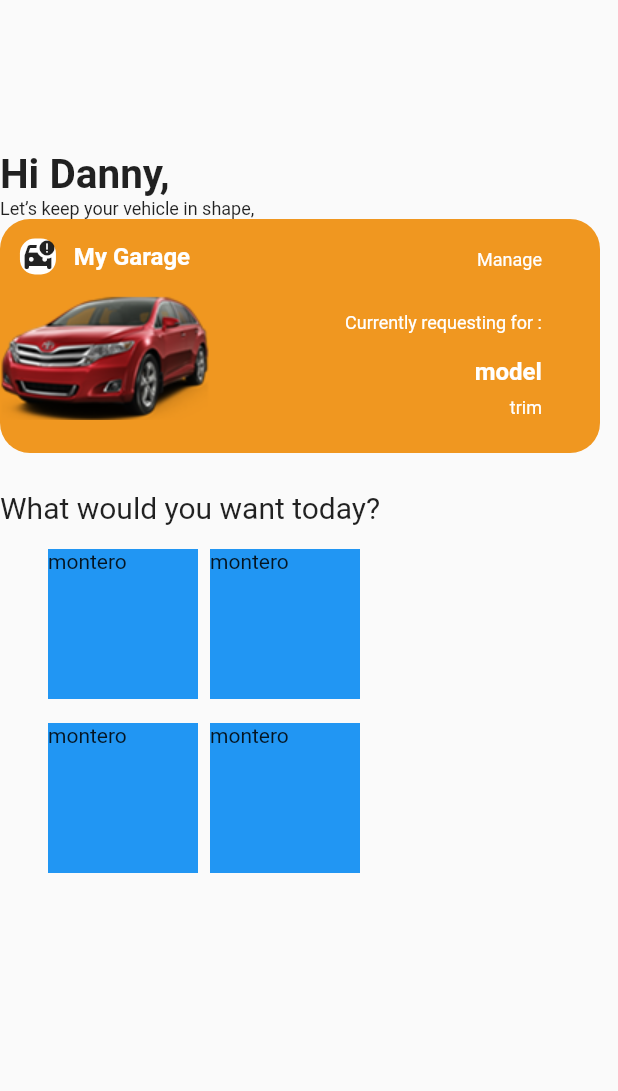
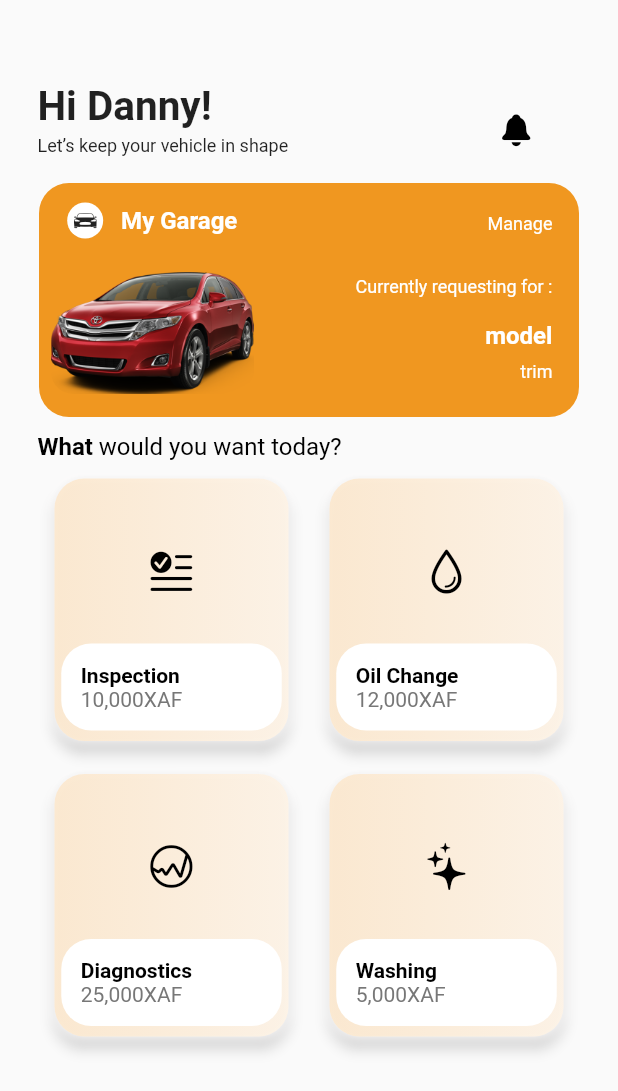
Before and after one commit to sinetakih/new-nesco, a Flutter app: the HomeScreen screen opened directly, on a phone screen of 412 x 824 dp. Shown: the top 1091 px of the screen. Run offline on Flutter 3.47's test engine with Material 2 defaults, Android fonts, the phone set to English and light mode, and no system bars; our stand-ins replace dartz, firebase_core, google_nav_bar, shared_preferences; accounts and stored records are empty; Roboto replaces fonts that are missing (Lato-Bold, Lato-Regular).

Commit message:
Homescreen done

```diff
--- a/lib/main.dart
+++ b/lib/main.dart
@@ -3,13 +3,17 @@ import 'package:flutter/material.dart';
 import 'package:nesco/firebase_options.dart';
 import 'package:nesco/provider/vin_provider.dart';
 import 'package:nesco/repository/vin_repository.dart';
+import 'package:nesco/screens/HomeNavigation.dart';
 import 'package:nesco/screens/addvehicle.dart';
+import 'package:nesco/screens/homescreen.dart';
+import 'package:nesco/screens/onboarding/onboarding_one.dart';
 import 'package:nesco/service/api/api.client.dart';
 import 'package:nesco/service/api/vin.service.dart';
 import 'package:provider/provider.dart';
 
 void main() async {
   WidgetsFlutterBinding.ensureInitialized();
+
   await Firebase.initializeApp(options: DefaultFirebaseOptions.currentPlatform);
   runApp(const NescoHome());
 }
@@ -45,7 +49,7 @@ class _NescoHomeState extends State<NescoHome> {
       child: const MaterialApp(
           debugShowCheckedModeBanner: false,
           title: "Nesco",
-          home: AddVehicle()),
+          home: HomeNavigation()),
     );
   }
 }
--- /dev/null
+++ b/lib/screens/HomeNavigation.dart
@@ -0,0 +1,76 @@
+// ignore_for_file: prefer_final_fields, prefer_const_constructors, prefer_const_literals_to_create_immutables
+
+import 'package:flutter/cupertino.dart';
+import 'package:google_nav_bar/google_nav_bar.dart';
+import 'package:flutter/material.dart';
+
+import '../constant.dart';
+import 'Menu.dart';
+import 'checklist.dart';
+import 'garage.dart';
+import 'homescreen.dart';
+
+class HomeNavigation extends StatefulWidget {
+  const HomeNavigation({Key? key}) : super(key: key);
+
+  @override
+  _HomeNavigationState createState() => _HomeNavigationState();
+}
+
+class _HomeNavigationState extends State<HomeNavigation> {
+  int currentIndex = 0;
+
+  void goToPage(index) {
+    setState(() {
+      currentIndex = index;
+    });
+  }
+
+  List<Widget> _pages = [
+    HomeScreen(),
+    ChecklistPage(),
+    Garage(),
+    MenuPage(),
+  ];
+
+  @override
+  Widget build(BuildContext context) {
+    return Scaffold(
+      body: _pages[currentIndex],
+      bottomNavigationBar: Container(
+        color: Colors.white,
+        child: Padding(
+          padding: const EdgeInsets.symmetric(
+            horizontal: 16,
+            vertical: 20,
+          ),
+          child: GNav(
+              backgroundColor: Colors.white,
+              tabBackgroundColor: kPrimaryColor.withOpacity(.2),
+              padding: EdgeInsets.all(16),
+              activeColor: kPrimaryColor,
+              gap: 8,
+              onTabChange: (index) => goToPage(index),
+              tabs: [
+                GButton(
+                  icon: CupertinoIcons.house,
+                  text: 'Home',
+                ),
+                GButton(
+                  icon: CupertinoIcons.square_list,
+                  text: 'Checklist',
+                ),
+                GButton(
+                  icon: CupertinoIcons.car_detailed,
+                  text: 'Garage',
+                ),
+                GButton(
+                  icon: CupertinoIcons.bars,
+                  text: 'Menu',
+                )
+              ]),
+        ),
+      ),
+    );
+  }
+}
--- /dev/null
+++ b/lib/screens/Menu.dart
@@ -0,0 +1,10 @@
+import 'package:flutter/material.dart';
+
+class MenuPage extends StatelessWidget {
+  const MenuPage({super.key});
+
+  @override
+  Widget build(BuildContext context) {
+    return const Placeholder();
+  }
+}
--- /dev/null
+++ b/lib/screens/checklist.dart
@@ -0,0 +1,10 @@
+import 'package:flutter/material.dart';
+
+class ChecklistPage extends StatelessWidget {
+  const ChecklistPage({super.key});
+
+  @override
+  Widget build(BuildContext context) {
+    return const Placeholder();
+  }
+}
--- a/lib/screens/homescreen.dart
+++ b/lib/screens/homescreen.dart
@@ -1,33 +1,78 @@
+// ignore_for_file: prefer_const_constructors, prefer_const_literals_to_create_immutables
+
+import 'package:flutter/cupertino.dart';
 import 'package:flutter/material.dart';
+import 'package:google_nav_bar/google_nav_bar.dart';
 import 'package:nesco/constant.dart';
 import 'package:nesco/provider/vin_provider.dart';
+
+import 'package:nesco/screens/widgets/home_card.dart';
 import 'package:provider/provider.dart';
 
-class HomeScreen extends StatelessWidget {
+class HomeScreen extends StatefulWidget {
   const HomeScreen({super.key});
 
+  @override
+  State<HomeScreen> createState() => _HomeScreenState();
+}
+
+class _HomeScreenState extends State<HomeScreen> {
   final List<String> items = const ["ereuyryer", "erefrerferfe", "erfefref"];
 
   @override
   Widget build(BuildContext context) {
     return Consumer<VinProvider>(builder: (context, vinData, child) {
       return Scaffold(
-        body: Column(
+        body: SingleChildScrollView(
+          child: Column(
+            children: [
+              Padding(
+                padding: const EdgeInsets.symmetric(horizontal: 25),
+                child: Row(
+                  children: [
+                    Column(
                       crossAxisAlignment: CrossAxisAlignment.start,
                       children: [
-            const SizedBox(
-              height: 100,
+                        SizedBox(
+                          height: 55,
                         ),
-            const Text(
-              "Hi Danny,",
-              style: TextStyle(fontSize: 27, fontWeight: FontWeight.w700),
+                        Text(
+                          "Hi Danny!",
+                          style: TextStyle(
+                              fontSize: 27, fontWeight: FontWeight.w700),
                         ),
-            const Text(
-              "Let’s keep your vehicle in shape,",
-              style: TextStyle(fontSize: 12, fontWeight: FontWeight.w400),
+                        SizedBox(
+                          height: 3,
+                        ),
+                        Text(
+                          "Let’s keep your vehicle in shape",
+                          style: TextStyle(
+                              fontSize: 12, fontWeight: FontWeight.w400),
+                        ),
+                      ],
+                    ),
+                    SizedBox(
+                      width: 140,
+                    ),
+                    Column(
+                      children: [
+                        SizedBox(
+                          height: 70,
+                        ),
+                        Icon(
+                          CupertinoIcons.bell_fill,
+                          color: Colors.black,
+                        ),
+                      ],
+                    )
+                  ],
+                ),
+              ),
+              SizedBox(
+                height: 18,
               ),
               Container(
-              width: 400,
+                width: 360,
                 height: 156,
                 decoration: BoxDecoration(
                   color: kPrimaryColor,
@@ -39,7 +84,7 @@ class HomeScreen extends StatelessWidget {
                     Column(
                       children: [
                         Row(
-                        mainAxisAlignment: MainAxisAlignment.start,
+                          // mainAxisAlignment: MainAxisAlignment.,
                           children: [
                             const SizedBox(
                               height: 15,
@@ -48,10 +93,13 @@ class HomeScreen extends StatelessWidget {
                               height: 24,
                               width: 24,
                               decoration: BoxDecoration(
-                              borderRadius: BorderRadius.circular(10),
+                                borderRadius: BorderRadius.circular(70),
                                 color: Colors.white,
                               ),
-                            child: const Icon(Icons.car_crash),
+                              child: const Icon(
+                                CupertinoIcons.car_detailed,
+                                size: 15,
+                              ),
                             ),
                             const SizedBox(
                               height: 50,
@@ -60,16 +108,24 @@ class HomeScreen extends StatelessWidget {
                               "   My Garage",
                               style: TextStyle(
                                   fontSize: 16,
+                                  fontFamily: 'Lato-Bold',
                                   color: Colors.white,
                                   fontWeight: FontWeight.w700),
                             ),
                           ],
                         ),
-                      Image.asset("assets/image/venza3.png")
+                        Padding(
+                          padding: const EdgeInsets.all(8.0),
+                          child: Image.asset(
+                            "assets/image/venza3.png",
+                            width: 135,
+                            height: 84,
+                          ),
+                        )
                       ],
                     ),
                     const SizedBox(
-                    width: 90,
+                      width: 60,
                     ),
                     Column(
                       crossAxisAlignment: CrossAxisAlignment.end,
@@ -122,63 +178,80 @@ class HomeScreen extends StatelessWidget {
                   ],
                 ),
               ),
-            const SizedBox(
-              height: 25,
+              SizedBox(
+                height: 10,
               ),
-            const Text(
-              "What would you want today?",
-              style: TextStyle(fontSize: 20, fontWeight: FontWeight.w400),
+              Padding(
+                padding: const EdgeInsets.symmetric(horizontal: 25),
+                child: Row(
+                  children: [
+                    RichText(
+                      text: TextSpan(
+                          text: 'What',
+                          style: TextStyle(
+                              fontFamily: 'Lato-Bold',
+                              fontWeight: FontWeight.bold,
+                              fontSize: 16,
+                              color: Colors.black),
+                          children: <TextSpan>[
+                            TextSpan(
+                                text: ' would you want today?',
+                                style: TextStyle(
+                                    fontFamily: 'Lato-Regular',
+                                    fontSize: 16,
+                                    fontWeight: FontWeight.normal))
+                          ]),
                     ),
-            const SizedBox(
+                  ],
+                ),
+              ),
+              SizedBox(
                 height: 8,
               ),
               Padding(
-              padding: const EdgeInsets.only(left: 24.0, right: 24),
-              child: Column(
+                padding: const EdgeInsets.symmetric(
+                  horizontal: 13,
+                ),
+                child: Row(
+                  mainAxisAlignment: MainAxisAlignment.spaceEvenly,
                   children: [
-                  Row(
-                    children: [
-                      Padding(
-                        padding: const EdgeInsets.all(8.0),
-                        child: Container(
-                          color: Colors.blue,
-                          height: 100,
-                          width: 100,
-                          child: const Text("montero"),
+                    HomeCard(
+                      inspectionText: "Inspection",
+                      amount: "10,000XAF",
+                      icon: CupertinoIcons.text_badge_checkmark,
+                    ),
+                    HomeCard(
+                      inspectionText: "Oil Change",
+                      amount: "12,000XAF",
+                      icon: CupertinoIcons.drop,
+                    ),
+                  ],
                 ),
               ),
-                      Container(
-                        color: Colors.blue,
-                        height: 100,
-                        width: 100,
-                        child: const Text("montero"),
-                      )
-                    ],
+              const SizedBox(
+                height: 14,
               ),
-                  Row(
+              Padding(
+                padding: const EdgeInsets.symmetric(
+                  horizontal: 13,
+                ),
+                child: Row(
+                  mainAxisAlignment: MainAxisAlignment.spaceEvenly,
                   children: [
-                      Padding(
-                        padding: const EdgeInsets.all(8.0),
-                        child: Container(
-                          color: Colors.blue,
-                          height: 100,
-                          width: 100,
-                          child: const Text("montero"),
-                        ),
-                      ),
-                      Container(
-                        color: Colors.blue,
-                        height: 100,
-                        width: 100,
-                        child: const Text("montero"),
-                      )
-                    ],
-                  )
+                    HomeCard(
+                        inspectionText: "Diagnostics",
+                        amount: "25,000XAF",
+                        icon: CupertinoIcons.graph_circle),
+                    HomeCard(
+                        inspectionText: "Washing",
+                        amount: "5,000XAF",
+                        icon: CupertinoIcons.sparkles),
                   ],
                 ),
               )
             ],
           ),
+        ),
       );
     });
   }
--- /dev/null
+++ b/lib/screens/widgets/home_card.dart
@@ -0,0 +1,114 @@
+// ignore_for_file: prefer_const_literals_to_create_immutables, prefer_const_constructors
+
+import 'package:flutter/material.dart';
+import 'package:nesco/constant.dart';
+
+class HomeCard extends StatelessWidget {
+  final String? inspectionText;
+  final String? amount;
+  final IconData? icon;
+
+  // final AssetImage? image;
+
+  const HomeCard({
+    super.key,
+    this.icon,
+    this.inspectionText,
+    this.amount,
+  });
+
+  @override
+  Widget build(BuildContext context) {
+    return Card(
+      elevation: 4,
+      shape: RoundedRectangleBorder(borderRadius: BorderRadius.circular(20)),
+      child: Container(
+        width: 156,
+        height: 175,
+        decoration: BoxDecoration(
+          boxShadow: [
+            const BoxShadow(
+              // ignore: prefer_const_constructors
+              color: Color.fromARGB(255, 253, 252, 252),
+              spreadRadius: 1,
+              offset: Offset(0, 1.0),
+              blurRadius: 6.0,
+            )
+          ],
+          gradient: LinearGradient(colors: [
+            kPrimaryColor.withOpacity(.2),
+            kPrimaryColor.withOpacity(.1),
+          ]),
+          borderRadius: BorderRadius.all(
+            Radius.circular(20),
+          ),
+        ),
+        child: Column(
+          mainAxisAlignment: MainAxisAlignment.center,
+          children: [
+            SizedBox(
+              height: 45,
+            ),
+            Icon(
+              icon,
+              color: Color.fromARGB(255, 0, 0, 0),
+              size: 33,
+            ),
+            // SizedBox(
+            //   height: 70,
+            // ),
+            const Spacer(),
+            Column(
+              children: [
+                SizedBox(
+                  height: 1,
+                ),
+                Container(
+                    width: 147,
+                    height: 58,
+                    decoration: BoxDecoration(
+                      borderRadius: BorderRadius.all(
+                        Radius.circular(20),
+                      ),
+                      color: Colors.white,
+                    ),
+                    child: Padding(
+                      padding: const EdgeInsets.symmetric(horizontal: 13.0),
+                      child: Column(
+                        mainAxisAlignment: MainAxisAlignment.center,
+                        crossAxisAlignment: CrossAxisAlignment.start,
+                        children: [
+                          Text(
+                            inspectionText!,
+                            style: TextStyle(
+                              color: Colors.black,
+                              fontFamily: 'Lato-Bold',
+                              fontWeight: FontWeight.w700,
+                            ),
+                          ),
+                          Text(
+                            amount!,
+                            style: TextStyle(
+                              fontFamily: 'Lato-Regular',
+                              color: const Color.fromARGB(
+                                255,
+                                119,
+                                119,
+                                119,
+                              ),
+                            ),
+                          ),
+                        ],
+                      ),
+                    )),
+                SizedBox(
+                  height: 7,
+                )
+              ],
+            )
+          ],
+        ),
+      ),
+    );
+  }
+}
```
Also changed, not shown: pubspec.yaml (+6 -5 lines), assets/image/allgood.png (added), assets/image/carwash.png (added), assets/image/checklist.png (added), assets/image/diagnostic.png (added), assets/image/engineoil.png (added), assets/image/venza3.png, fonts/Lato-Bold.ttf (added), fonts/Lato-Regular.ttf (added), pubspec.lock. Lines whose indentation alone changed are shown as unchanged.
